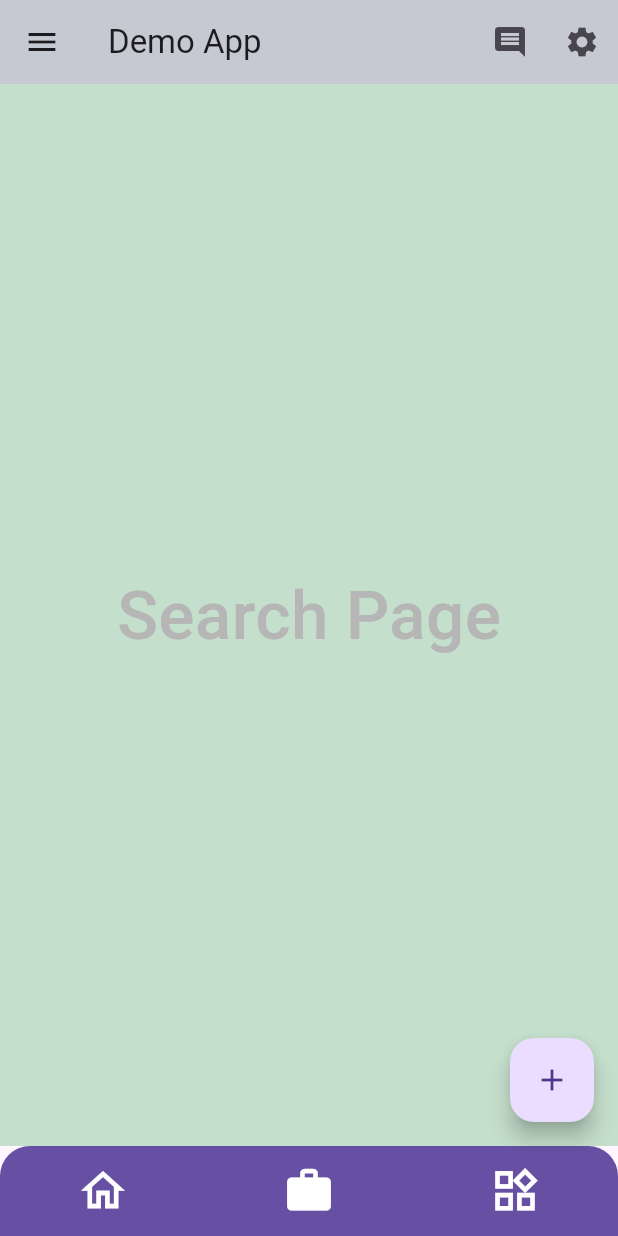
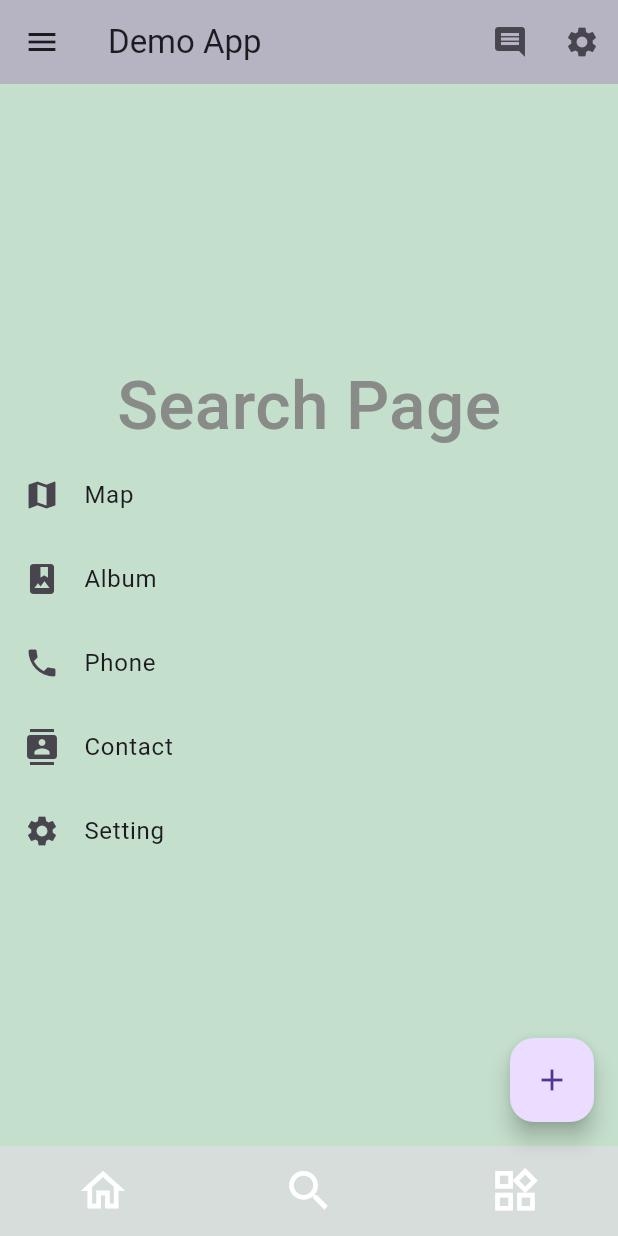
Before and after one commit to premkishor-ds/new_flutter_project, a Flutter app: the screen it shows after launch, item 2 of the bottom bar chosen, on a phone screen of 412 x 824 dp. Run offline on Flutter 3.47's test engine with Material 3 defaults, Android fonts, the phone set to English and light mode, and no system bars.

Commit message:
removed unused list

```diff
--- a/lib/main.dart
+++ b/lib/main.dart
@@ -15,15 +15,6 @@ class MyApp extends StatefulWidget {
 class _MyAppState extends State<MyApp> {
   final GlobalKey<ScaffoldState> _scaffoldKey = GlobalKey<ScaffoldState>();
 
-  final List<Widget> _spaces = <Widget>[
-    const Text('Home Page',
-        style: TextStyle(fontSize: 25, fontWeight: FontWeight.bold)),
-    const Text('Search Page',
-        style: TextStyle(fontSize: 25, fontWeight: FontWeight.bold)),
-    const Text('Account Page',
-        style: TextStyle(fontSize: 25, fontWeight: FontWeight.bold)),
-  ];
-
   int _counter = 0;
 
   void _incrementCounter() {
@@ -38,7 +29,7 @@ class _MyAppState extends State<MyApp> {
   // Pages list initialization here
   List<Widget> getPages() {
     return [
-      HomePage(counter: _counter, spaces: _spaces, index: _index),
+      HomePage(counter: _counter, index: _index),
       const SearchPage(),
       const AccountPage(),
     ];
@@ -69,7 +60,7 @@ class _MyAppState extends State<MyApp> {
               onPressed: () {},
             ), //IconButton
           ],
-          backgroundColor: const Color.fromARGB(255, 215, 221, 218),
+          backgroundColor: const Color.fromARGB(255, 195, 195, 199),
           elevation: 50.0,
           leading: IconButton(
             icon: const Icon(Icons.menu),
@@ -167,12 +158,8 @@ class _MyAppState extends State<MyApp> {
   Container buildMyNavBar(BuildContext context) {
     return Container(
       height: 60,
-      decoration: BoxDecoration(
-        color: Theme.of(context).primaryColor,
-        borderRadius: const BorderRadius.only(
-          topLeft: Radius.circular(20),
-          topRight: Radius.circular(20),
-        ),
+      decoration: const BoxDecoration(
+        color: Color.fromARGB(255, 215, 221, 218),
       ),
       child: Row(
         mainAxisAlignment: MainAxisAlignment.spaceAround,
@@ -205,7 +192,7 @@ class _MyAppState extends State<MyApp> {
             },
             icon: pageIndex == 1
                 ? const Icon(
-                    Icons.work_rounded,
+                    Icons.search,
                     color: Colors.white,
                     size: 35,
                   )
@@ -242,13 +229,11 @@ class _MyAppState extends State<MyApp> {
 
 class HomePage extends StatelessWidget {
   final int counter;
-  final List<Widget> spaces;
   final int index;
 
   const HomePage({
     super.key,
     required this.counter,
-    required this.spaces,
     required this.index,
   });
 
@@ -260,7 +245,14 @@ class HomePage extends StatelessWidget {
         child: Column(
           mainAxisAlignment: MainAxisAlignment.center,
           children: <Widget>[
-            spaces.elementAt(index), // Display current page title
+            const Text(
+              'Home Page',
+              style: TextStyle(
+                color: Color.fromARGB(255, 137, 139, 137),
+                fontSize: 45,
+                fontWeight: FontWeight.w500,
+              ),
+            ),
             const Text(
               'You have pushed the button this many times:',
             ),
@@ -277,19 +269,43 @@ class HomePage extends StatelessWidget {
 
 class SearchPage extends StatelessWidget {
   const SearchPage({super.key});
-
   @override
   Widget build(BuildContext context) {
     return Container(
       color: const Color(0xffC4DFCB),
       child: const Center(
-        child: Text(
-          "Search Page",
-          style: TextStyle(
-            color: Color.fromARGB(255, 181, 182, 181),
-            fontSize: 45,
-            fontWeight: FontWeight.w500,
-          ),
+        child: Column(
+          mainAxisAlignment: MainAxisAlignment.center,
+          children: <Widget>[
+            Text(
+              'Search Page',
+              style: TextStyle(
+                color: Color.fromARGB(255, 137, 139, 137),
+                fontSize: 45,
+                fontWeight: FontWeight.w500,
+              ),
+            ),
+            ListTile(
+              leading: Icon(Icons.map),
+              title: Text('Map'),
+            ),
+            ListTile(
+              leading: Icon(Icons.photo_album),
+              title: Text('Album'),
+            ),
+            ListTile(
+              leading: Icon(Icons.phone),
+              title: Text('Phone'),
+            ),
+            ListTile(
+              leading: Icon(Icons.contacts),
+              title: Text('Contact'),
+            ),
+            ListTile(
+              leading: Icon(Icons.settings),
+              title: Text('Setting'),
+            ),
+          ],
         ),
       ),
     );
```
